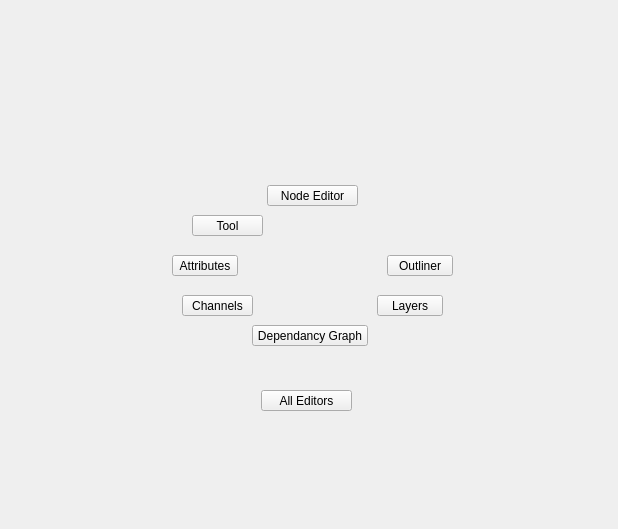
Above: tentacle/ui/editors#startmenu.ui from m3trik/tentacle before the change. Below: the same form after it.
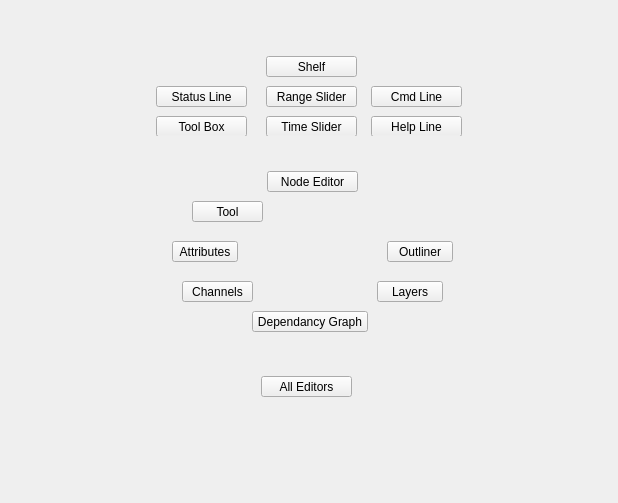
That is the form after the change. Custom widgets are drawn as their Qt base class.

Diff of the .ui file:
```diff
--- a/tentacle/ui/editors#startmenu.ui
+++ b/tentacle/ui/editors#startmenu.ui
@@ -10,7 +10,7 @@
     <x>0</x>
     <y>0</y>
     <width>618</width>
-    <height>529</height>
+    <height>503</height>
    </rect>
   </property>
   <property name="sizePolicy">
@@ -87,6 +87,202 @@
               <height>80</height>
              </size>
             </property>
+            <widget class="QPushButton" name="b007">
+             <property name="geometry">
+              <rect>
+               <x>0</x>
+               <y>30</y>
+               <width>91</width>
+               <height>21</height>
+              </rect>
+             </property>
+             <property name="minimumSize">
+              <size>
+               <width>0</width>
+               <height>21</height>
+              </size>
+             </property>
+             <property name="maximumSize">
+              <size>
+               <width>16777215</width>
+               <height>21</height>
+              </size>
+             </property>
+             <property name="whatsThis">
+              <string>dynLayout</string>
+             </property>
+             <property name="text">
+              <string>Status Line</string>
+             </property>
+            </widget>
+            <widget class="QPushButton" name="b010">
+             <property name="geometry">
+              <rect>
+               <x>110</x>
+               <y>30</y>
+               <width>91</width>
+               <height>21</height>
+              </rect>
+             </property>
+             <property name="minimumSize">
+              <size>
+               <width>0</width>
+               <height>21</height>
+              </size>
+             </property>
+             <property name="maximumSize">
+              <size>
+               <width>16777215</width>
+               <height>21</height>
+              </size>
+             </property>
+             <property name="whatsThis">
+              <string>dynLayout</string>
+             </property>
+             <property name="text">
+              <string>Range Slider</string>
+             </property>
+            </widget>
+            <widget class="QPushButton" name="b009">
+             <property name="geometry">
+              <rect>
+               <x>110</x>
+               <y>60</y>
+               <width>91</width>
+               <height>21</height>
+              </rect>
+             </property>
+             <property name="minimumSize">
+              <size>
+               <width>0</width>
+               <height>21</height>
+              </size>
+             </property>
+             <property name="maximumSize">
+              <size>
+               <width>16777215</width>
+               <height>21</height>
+              </size>
+             </property>
+             <property name="whatsThis">
+              <string>dynLayout</string>
+             </property>
+             <property name="text">
+              <string>Time Slider</string>
+             </property>
+            </widget>
+            <widget class="QPushButton" name="b008">
+             <property name="geometry">
+              <rect>
+               <x>110</x>
+               <y>0</y>
+               <width>91</width>
+               <height>21</height>
+              </rect>
+             </property>
+             <property name="minimumSize">
+              <size>
+               <width>0</width>
+               <height>21</height>
+              </size>
+             </property>
+             <property name="maximumSize">
+              <size>
+               <width>16777215</width>
+               <height>21</height>
+              </size>
+             </property>
+             <property name="whatsThis">
+              <string>dynLayout</string>
+             </property>
+             <property name="text">
+              <string>Shelf</string>
+             </property>
+            </widget>
+            <widget class="QPushButton" name="b011">
+             <property name="geometry">
+              <rect>
+               <x>215</x>
+               <y>30</y>
+               <width>91</width>
+               <height>21</height>
+              </rect>
+             </property>
+             <property name="minimumSize">
+              <size>
+               <width>0</width>
+               <height>21</height>
+              </size>
+             </property>
+             <property name="maximumSize">
+              <size>
+               <width>16777215</width>
+               <height>21</height>
+              </size>
+             </property>
+             <property name="whatsThis">
+              <string>dynLayout</string>
+             </property>
+             <property name="text">
+              <string>Cmd Line</string>
+             </property>
+            </widget>
+            <widget class="QPushButton" name="b012">
+             <property name="geometry">
+              <rect>
+               <x>215</x>
+               <y>60</y>
+               <width>91</width>
+               <height>21</height>
+              </rect>
+             </property>
+             <property name="minimumSize">
+              <size>
+               <width>0</width>
+               <height>21</height>
+              </size>
+             </property>
+             <property name="maximumSize">
+              <size>
+               <width>16777215</width>
+               <height>21</height>
+              </size>
+             </property>
+             <property name="whatsThis">
+              <string>dynLayout</string>
+             </property>
+             <property name="text">
+              <string>Help Line</string>
+             </property>
+            </widget>
+            <widget class="QPushButton" name="b013">
+             <property name="geometry">
+              <rect>
+               <x>0</x>
+               <y>60</y>
+               <width>91</width>
+               <height>21</height>
+              </rect>
+             </property>
+             <property name="minimumSize">
+              <size>
+               <width>0</width>
+               <height>21</height>
+              </size>
+             </property>
+             <property name="maximumSize">
+              <size>
+               <width>16777215</width>
+               <height>21</height>
+              </size>
+             </property>
+             <property name="whatsThis">
+              <string>dynLayout</string>
+             </property>
+             <property name="text">
+              <string>Tool Box</string>
+             </property>
+            </widget>
            </widget>
           </item>
          </layout>
```
